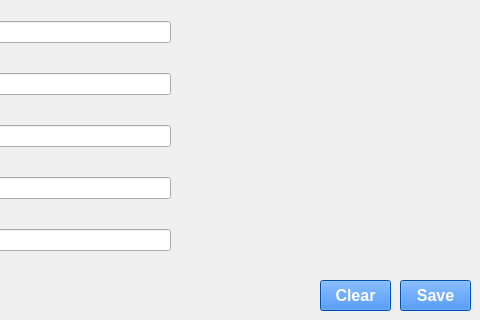
This is Designer/application.ui in ParintonPrarom-148/Printer_Management_Program_For_Automated_Gate_System as Qt 5 draws it before an edit; both pictures show x 800 to 1280 and y 400 to 720 of the 1280 by 720 pixel window. The edited form follows.
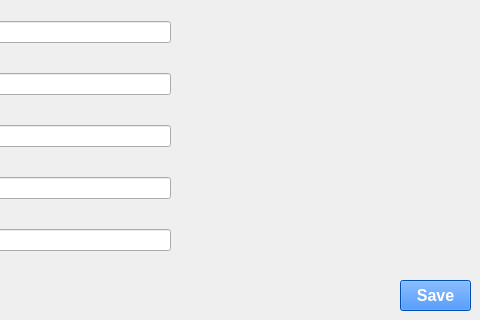
This is the edited form. Icons and pictures are not drawn.

```diff
--- a/Designer/application.ui
+++ b/Designer/application.ui
@@ -347,31 +347,6 @@
     </item>
    </layout>
   </widget>
-  <widget class="QPushButton" name="btnClearEnv">
-   <property name="geometry">
-    <rect>
-     <x>1120</x>
-     <y>680</y>
-     <width>71</width>
-     <height>31</height>
-    </rect>
-   </property>
-   <property name="font">
-    <font>
-     <family>Arial</family>
-     <pointsize>12</pointsize>
-     <weight>75</weight>
-     <bold>true</bold>
-    </font>
-   </property>
-   <property name="styleSheet">
-    <string notr="true">background-color: #006CFF;
-color:white;</string>
-   </property>
-   <property name="text">
-    <string>Clear</string>
-   </property>
-  </widget>
  </widget>
  <resources/>
  <connections/>
```
